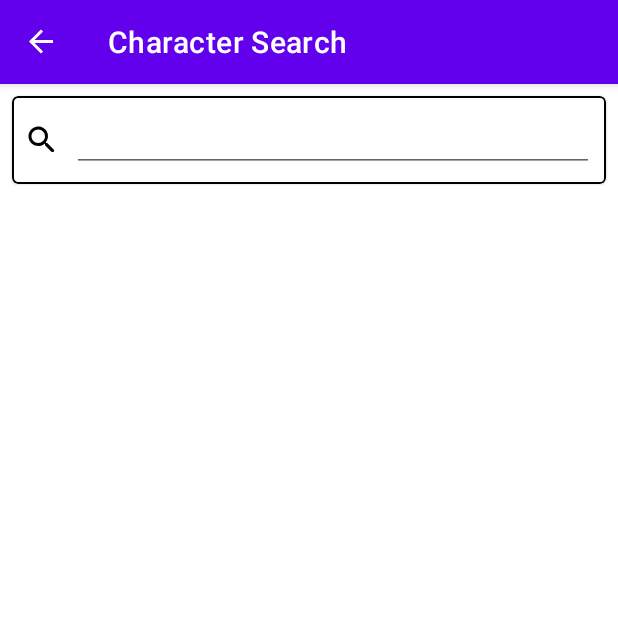
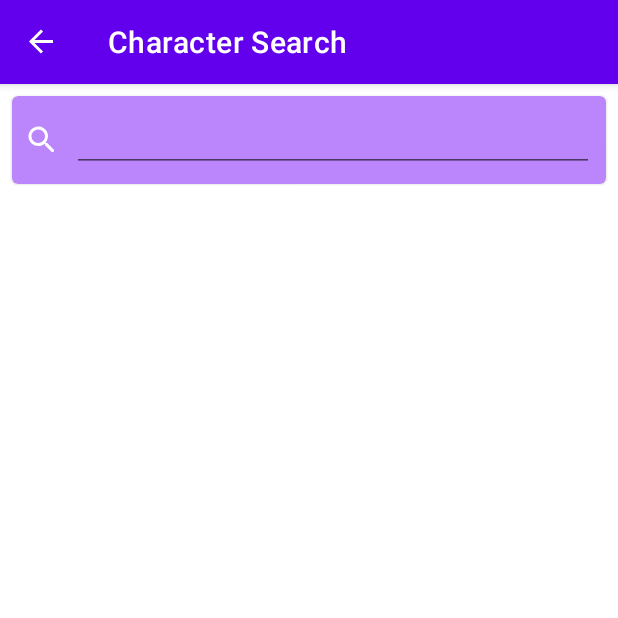
Before and after one commit to crohnaro/RickAndMortyAPI, an Android app: the CharacterSearchFragment screen opened through its navigation route, on a phone screen of 412 x 824 dp, the top half of it. Run offline under Robolectric (Android 15) with nearby library versions, the phone set to English and light mode, and no system bars; our stand-ins replace Picasso, navigation-ui, paging; libraries missing offline, so code that uses them is left out: com.airbnb.epoxy; plain views replace EpoxyRecyclerView; pictures from the network do not load; 6 statements that could not run were skipped.

Commit message:
ending of the project! that take too long, dude!

```diff
--- a/app/src/main/java/characters/CharacterListPagingEpoxyController.kt
+++ b/app/src/main/java/characters/CharacterListPagingEpoxyController.kt
@@ -35,7 +35,7 @@ class CharacterListPagingEpoxyController(
             return
         }
 
-        CharacterGridTittleEpoxyModel("Main Family")
+        CharacterGridTittleEpoxyModel("Família Principal")
             .id("main_family_header")
             .addTo(this)
 
--- a/app/src/main/java/characters/search/CharacterSearchEpoxyController.kt
+++ b/app/src/main/java/characters/search/CharacterSearchEpoxyController.kt
@@ -5,6 +5,7 @@ import com.airbnb.epoxy.EpoxyModel
 import com.airbnb.epoxy.paging3.PagingDataEpoxyController
 import com.example.rickandmortyapi.R
 import com.example.rickandmortyapi.databinding.ModelCharacterListItemBinding
+import com.example.rickandmortyapi.databinding.ModelLocalExceptionErrorStateBinding
 import com.squareup.picasso.Picasso
 import domain.models.Character
 import epoxy.LoadingEpoxyModel
@@ -15,6 +16,15 @@ import kotlinx.coroutines.ObsoleteCoroutinesApi
 class CharacterSearchEpoxyController(
     private val onCharacterSelected: (Int) -> Unit
 ): PagingDataEpoxyController<domain.models.Character>() {
+
+    var localException: CharacterSearchPagingSource.LocalException? = null
+        set(value){
+            field = value
+            if (localException != null){
+                requestModelBuild()
+            }
+        }
+
     override fun buildItemModel(currentPosition: Int, item: Character?): EpoxyModel<*> {
         return CharacterGridItemEpoxyModel(
             characterId = item!!.id,
@@ -27,6 +37,12 @@ class CharacterSearchEpoxyController(
     }
 
     override fun addModels(models: List<EpoxyModel<*>>) {
+
+        if (localException != null){
+            LocalExceptionErrorStateEpoxyModel(localException!!).id("error_state").addTo(this)
+            return
+        }
+
         if (models.isEmpty()) {
             LoadingEpoxyModel().id("loading").addTo(this)
             return
@@ -50,4 +66,17 @@ class CharacterSearchEpoxyController(
             }
         }
     }
+
+    data class LocalExceptionErrorStateEpoxyModel(
+        val localException: CharacterSearchPagingSource.LocalException
+    ): ViewBindingKotlinModel<ModelLocalExceptionErrorStateBinding>(R.layout.model_local_exception_error_state) {
+        override fun ModelLocalExceptionErrorStateBinding.bind(){
+            titleTextView.text = localException.tittle
+            descriptionTextView.text = localException.description
+        }
+
+        override fun getSpanSize(totalSpanCount: Int, position: Int, itemCount: Int): Int {
+            return totalSpanCount
+        }
+    }
 }
--- a/app/src/main/java/characters/search/CharacterSearchFragment.kt
+++ b/app/src/main/java/characters/search/CharacterSearchFragment.kt
@@ -47,7 +47,14 @@ class CharacterSearchFragment : Fragment(R.layout.fragment_character_search) {
 
         lifecycleScope.launch {
             viewModel.flow.collectLatest { pagingData ->
+                epoxyController.localException = null
                 epoxyController.submitData(pagingData)
+            }
+        }
+
+        viewModel.localExceptionEventLiveData.observe(viewLifecycleOwner){ event ->
+            event.getContent()?.let { localException ->
+                epoxyController.localException = localException
             }
         }
     }
--- a/app/src/main/java/characters/search/CharacterSearchViewModel.kt
+++ b/app/src/main/java/characters/search/CharacterSearchViewModel.kt
@@ -1,6 +1,10 @@
 package characters.search
 
+import android.media.metrics.Event
 import android.util.Log
+import androidx.lifecycle.Lifecycle
+import androidx.lifecycle.LiveData
+import androidx.lifecycle.MutableLiveData
 import androidx.lifecycle.ViewModel
 import androidx.lifecycle.viewModelScope
 import androidx.paging.Pager
@@ -17,7 +21,8 @@ class CharacterSearchViewModel: ViewModel() {
         get() {
             if (field == null || field?.invalid == true) {
                 field = CharacterSearchPagingSource(currentUserSearch){ localException ->
-                    Log.e("LOCAL", localException.toString())
+
+                    _localExceptionEventLiveData.postValue(com.example.rickandmortyapi.Event(localException))
                 }
             }
 
@@ -35,6 +40,9 @@ class CharacterSearchViewModel: ViewModel() {
         pagingSource!!
     }.flow.cachedIn(viewModelScope)
 
+    private val _localExceptionEventLiveData = MutableLiveData<com.example.rickandmortyapi.Event<CharacterSearchPagingSource.LocalException>>()
+    val localExceptionEventLiveData: LiveData<com.example.rickandmortyapi.Event<CharacterSearchPagingSource.LocalException>> = _localExceptionEventLiveData
+
 
     fun submitQuery(userSearch: String){
         currentUserSearch = userSearch
--- a/app/src/main/java/com/example/rickandmortyapi/CharacterDetailsEpoxyController.kt
+++ b/app/src/main/java/com/example/rickandmortyapi/CharacterDetailsEpoxyController.kt
@@ -53,7 +53,7 @@ class CharacterDetailsEpoxyController: EpoxyController() {
             val items = character!!.episodeList.map {
                 EpisodeCarouselItemEpoxyModel(it).id(it.id)
             }
-            TitleEpoxyModel(title = "Episodes").id("title_episodes").addTo(this)
+            TitleEpoxyModel(title = "Episódios").id("title_episodes").addTo(this)
             CarouselModel_()
                 .id("episode_carousel")
                 .models(items)
--- a/app/src/main/res/drawable/background_episode_number.xml
+++ b/app/src/main/res/drawable/background_episode_number.xml
@@ -2,7 +2,7 @@
 <selector xmlns:android="http://schemas.android.com/apk/res/android">
     <item>
         <shape android:shape="rectangle">
-            <solid android:color="?colorOnSurface" />
+            <solid android:color="@color/purple_200" />
             <corners android:bottomLeftRadius="4dp" />
         </shape>
     </item>
--- a/app/src/main/res/drawable/ic_male_24.xml
+++ b/app/src/main/res/drawable/ic_male_24.xml
@@ -1,4 +1,4 @@
 <vector android:height="36dp" android:viewportHeight="393.74"
     android:viewportWidth="393.74" android:width="36dp" xmlns:android="http://schemas.android.com/apk/res/android">
-    <path android:fillColor="#FF000000" android:pathData="M370.91,0h-93.05c-9.09,0 -16.45,7.36 -16.45,16.45c0,9.09 7.36,16.45 16.45,16.45h43.19L217.25,136.7c-21.05,-12.88 -45.77,-20.32 -72.19,-20.32c-76.47,0 -138.68,62.21 -138.68,138.68c0,76.47 62.21,138.68 138.68,138.68s138.68,-62.2 138.68,-138.68c0,-33.07 -11.65,-63.46 -31.04,-87.31L354.46,65.99v49.23c0,9.09 7.36,16.45 16.44,16.45c9.09,0 16.45,-7.37 16.45,-16.45V16.45C387.36,7.36 380,0 370.91,0zM145.06,346.74c-50.55,0 -91.67,-41.13 -91.67,-91.68c0,-50.54 41.12,-91.67 91.67,-91.67c50.55,0 91.66,41.12 91.66,91.67C236.72,305.61 195.6,346.74 145.06,346.74z"/>
+    <path android:fillColor="@color/purple_200" android:pathData="M370.91,0h-93.05c-9.09,0 -16.45,7.36 -16.45,16.45c0,9.09 7.36,16.45 16.45,16.45h43.19L217.25,136.7c-21.05,-12.88 -45.77,-20.32 -72.19,-20.32c-76.47,0 -138.68,62.21 -138.68,138.68c0,76.47 62.21,138.68 138.68,138.68s138.68,-62.2 138.68,-138.68c0,-33.07 -11.65,-63.46 -31.04,-87.31L354.46,65.99v49.23c0,9.09 7.36,16.45 16.44,16.45c9.09,0 16.45,-7.37 16.45,-16.45V16.45C387.36,7.36 380,0 370.91,0zM145.06,346.74c-50.55,0 -91.67,-41.13 -91.67,-91.68c0,-50.54 41.12,-91.67 91.67,-91.67c50.55,0 91.66,41.12 91.66,91.67C236.72,305.61 195.6,346.74 145.06,346.74z"/>
 </vector>
--- a/app/src/main/res/layout/fragment_character_search.xml
+++ b/app/src/main/res/layout/fragment_character_search.xml
@@ -11,13 +11,12 @@
         android:layout_height="wrap_content"
         android:layout_marginHorizontal="8dp"
         android:layout_marginTop="8dp"
-        app:cardBackgroundColor="?colorSurface"
+        app:cardBackgroundColor="@color/purple_200"
         app:cardCornerRadius="4dp"
         app:layout_constraintEnd_toEndOf="parent"
         app:layout_constraintStart_toStartOf="parent"
         app:layout_constraintTop_toTopOf="parent"
-        app:strokeColor="?colorOnSurface"
-        app:strokeWidth="1dp">
+        >
 
         <androidx.constraintlayout.widget.ConstraintLayout
             android:layout_width="match_parent"
@@ -34,14 +33,14 @@
                 app:layout_constraintStart_toStartOf="parent"
                 app:layout_constraintTop_toTopOf="parent"
                 app:srcCompat="@drawable/ic_search_24"
-                app:tint="?colorOnSurface" />
+                app:tint="@color/white" />
 
             <androidx.appcompat.widget.AppCompatEditText
                 android:id="@+id/searchEditText"
                 android:layout_width="0dp"
                 android:layout_height="wrap_content"
                 android:layout_marginEnd="8dp"
-                android:textColor="?colorOnSurface"
+                android:textColor="@color/white"
                 android:textSize="16sp"
                 app:layout_constraintEnd_toEndOf="parent"
                 app:layout_constraintStart_toEndOf="@id/searchIcon"
--- a/app/src/main/res/layout/model_character_details_data_point.xml
+++ b/app/src/main/res/layout/model_character_details_data_point.xml
@@ -9,8 +9,9 @@
         android:id="@+id/labelTextView"
         android:layout_width="wrap_content"
         android:layout_height="wrap_content"
-        android:layout_marginTop="64dp"
+        android:layout_marginTop="44dp"
         android:layout_marginStart="16dp"
+        android:textColor="@color/purple_200"
         android:textSize="26sp"
         android:text="Origin"
         android:textStyle="italic"
@@ -21,6 +22,7 @@
         android:id="@+id/textView"
         android:layout_width="wrap_content"
         android:layout_height="wrap_content"
+        android:textColor="@color/black"
         tools:text="Earth"
         android:textSize="18sp"
         android:textStyle="italic"
--- a/app/src/main/res/layout/model_character_details_header.xml
+++ b/app/src/main/res/layout/model_character_details_header.xml
@@ -9,6 +9,7 @@
         android:id="@+id/characterName"
         android:layout_width="wrap_content"
         android:layout_height="wrap_content"
+        android:textColor="@color/purple_200"
         android:layout_margin="16dp"
         android:textSize="26sp"
         tools:text="Full name"
@@ -18,6 +19,7 @@
 
     <androidx.appcompat.widget.AppCompatTextView
         android:id="@+id/aliveStatus"
+        android:textColor="@color/black"
         app:layout_constraintTop_toBottomOf="@id/characterName"
         app:layout_constraintStart_toStartOf="@id/characterName"
         tools:text="Alive"
--- a/app/src/main/res/layout/model_character_list_title.xml
+++ b/app/src/main/res/layout/model_character_list_title.xml
@@ -9,7 +9,8 @@
 
     <androidx.constraintlayout.widget.ConstraintLayout
         android:layout_width="match_parent"
-        android:layout_height="match_parent">
+        android:layout_height="match_parent"
+        android:background="@color/purple_200">
 
         <androidx.appcompat.widget.AppCompatTextView
             android:id="@+id/textView"
@@ -17,7 +18,7 @@
             android:layout_height="match_parent"
             android:paddingHorizontal="12dp"
             android:paddingVertical="8dp"
-            android:textColor="@color/black"
+            android:textColor="@color/white"
             android:textSize="22sp"
             android:textStyle="bold|italic"
             tools:text="Header Text" />
--- a/app/src/main/res/layout/model_episode_list_item.xml
+++ b/app/src/main/res/layout/model_episode_list_item.xml
@@ -10,7 +10,8 @@
 
     <androidx.constraintlayout.widget.ConstraintLayout
         android:layout_width="match_parent"
-        android:layout_height="match_parent">
+        android:layout_height="match_parent"
+        android:background="@color/white">
 
         <androidx.appcompat.widget.AppCompatTextView
             android:id="@+id/episodeNameTextView"
--- a/app/src/main/res/layout/model_episode_list_tittle.xml
+++ b/app/src/main/res/layout/model_episode_list_tittle.xml
@@ -9,7 +9,8 @@
 
     <androidx.constraintlayout.widget.ConstraintLayout
         android:layout_width="match_parent"
-        android:layout_height="match_parent">
+        android:layout_height="match_parent"
+        android:background="@color/purple_200">
 
         <androidx.appcompat.widget.AppCompatTextView
             android:id="@+id/textView"
@@ -17,7 +18,7 @@
             android:layout_height="match_parent"
             android:paddingHorizontal="12dp"
             android:paddingVertical="8dp"
-            android:textColor="@color/black"
+            android:textColor="@color/white"
             android:textSize="22sp"
             android:textStyle="bold|italic"
             tools:text="Header Text" />
--- a/app/src/main/res/menu/menu_drawer_layout.xml
+++ b/app/src/main/res/menu/menu_drawer_layout.xml
@@ -4,13 +4,13 @@
         <menu>
             <group android:checkableBehavior="single">
                 <item
-                    android:title="All Characters"
+                    android:title="Todos Personagens"
                     android:id="@+id/characterListFragment"
                     android:icon="@drawable/ic_people_24"/>
                 <item
                     android:id="@+id/characterSearchFragment"
                     android:icon="@drawable/ic_character_search_24"
-                    android:title="Search Characters" />
+                    android:title="Procurar Personagens" />
             </group>
         </menu>
     </item>
@@ -18,7 +18,7 @@
         <menu>
             <group android:checkableBehavior="single">
                 <item
-                    android:title="All Episodes"
+                    android:title="Todos Episódios"
                     android:id="@+id/episodeListFragment"
                     android:icon="@drawable/ic_episode_24"/>
             </group>
```
Also changed, not shown: app/src/main/java/characters/search/CharacterSearchPagingSource.kt (+17 -3 lines), app/src/main/java/com/example/rickandmortyapi/Event.kt (added, +24 -0 lines), app/src/main/res/layout/fragment_episode_detail.xml (+7 -7 lines), app/src/main/res/layout/model_episode_carousel_item.xml (+5 -4 lines), app/src/main/res/layout/model_local_exception_error_state.xml (added, +39 -0 lines).
